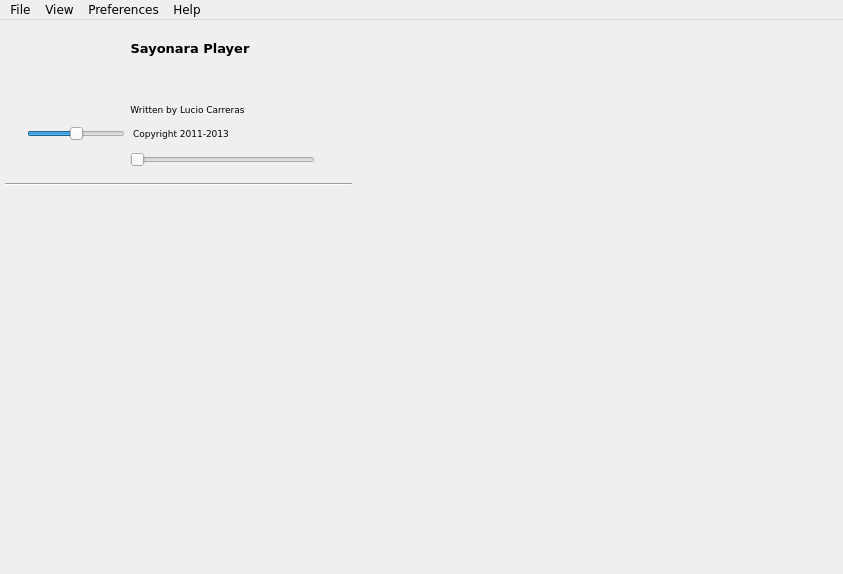
First picture: the form in trunk/src/GUI/player/GUI_Player.ui, repository shahid334/sayonara-player, before the edit.
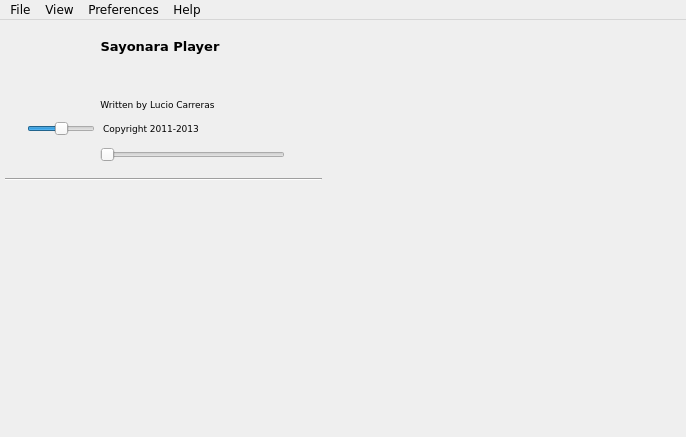
Second picture: the form after the edit. Icons and pictures are not drawn. Custom widgets are drawn as their Qt base class.

Patch:
```diff
--- a/trunk/src/GUI/player/GUI_Player.ui
+++ b/trunk/src/GUI/player/GUI_Player.ui
@@ -6,10 +6,16 @@
    <rect>
     <x>0</x>
     <y>0</y>
-    <width>843</width>
-    <height>574</height>
+    <width>686</width>
+    <height>437</height>
    </rect>
   </property>
+  <property name="sizePolicy">
+   <sizepolicy hsizetype="Fixed" vsizetype="Preferred">
+    <horstretch>0</horstretch>
+    <verstretch>0</verstretch>
+   </sizepolicy>
+  </property>
   <property name="minimumSize">
    <size>
     <width>350</width>
@@ -431,7 +437,7 @@
           <number>0</number>
          </property>
          <property name="sizeConstraint">
-          <enum>QLayout::SetMaximumSize</enum>
+          <enum>QLayout::SetFixedSize</enum>
          </property>
          <property name="bottomMargin">
           <number>0</number>
@@ -992,6 +998,9 @@
     </item>
     <item row="3" column="0">
      <layout class="QHBoxLayout" name="horizontalLayout_6">
+      <property name="sizeConstraint">
+       <enum>QLayout::SetFixedSize</enum>
+      </property>
       <item>
        <widget class="QPushButton" name="btn_mute">
         <property name="minimumSize">
@@ -1035,21 +1044,24 @@
       </item>
       <item>
        <widget class="SearchSlider" name="volumeSlider">
+        <property name="enabled">
+         <bool>true</bool>
+        </property>
         <property name="sizePolicy">
-         <sizepolicy hsizetype="Preferred" vsizetype="Maximum">
+         <sizepolicy hsizetype="MinimumExpanding" vsizetype="Preferred">
           <horstretch>0</horstretch>
           <verstretch>0</verstretch>
          </sizepolicy>
         </property>
         <property name="minimumSize">
          <size>
-          <width>0</width>
-          <height>0</height>
+          <width>20</width>
+          <height>10</height>
          </size>
         </property>
         <property name="maximumSize">
          <size>
-          <width>1000</width>
+          <width>73</width>
           <height>1000</height>
          </size>
         </property>
@@ -1085,14 +1097,14 @@
      <widget class="QPushButton" name="albumCover">
       <property name="minimumSize">
        <size>
-        <width>100</width>
-        <height>100</height>
+        <width>95</width>
+        <height>95</height>
        </size>
       </property>
       <property name="maximumSize">
        <size>
-        <width>100</width>
-        <height>100</height>
+        <width>95</width>
+        <height>95</height>
        </size>
       </property>
       <property name="focusPolicy">
@@ -1119,7 +1131,7 @@
     <rect>
      <x>0</x>
      <y>0</y>
-     <width>843</width>
+     <width>686</width>
      <height>25</height>
     </rect>
    </property>
```
